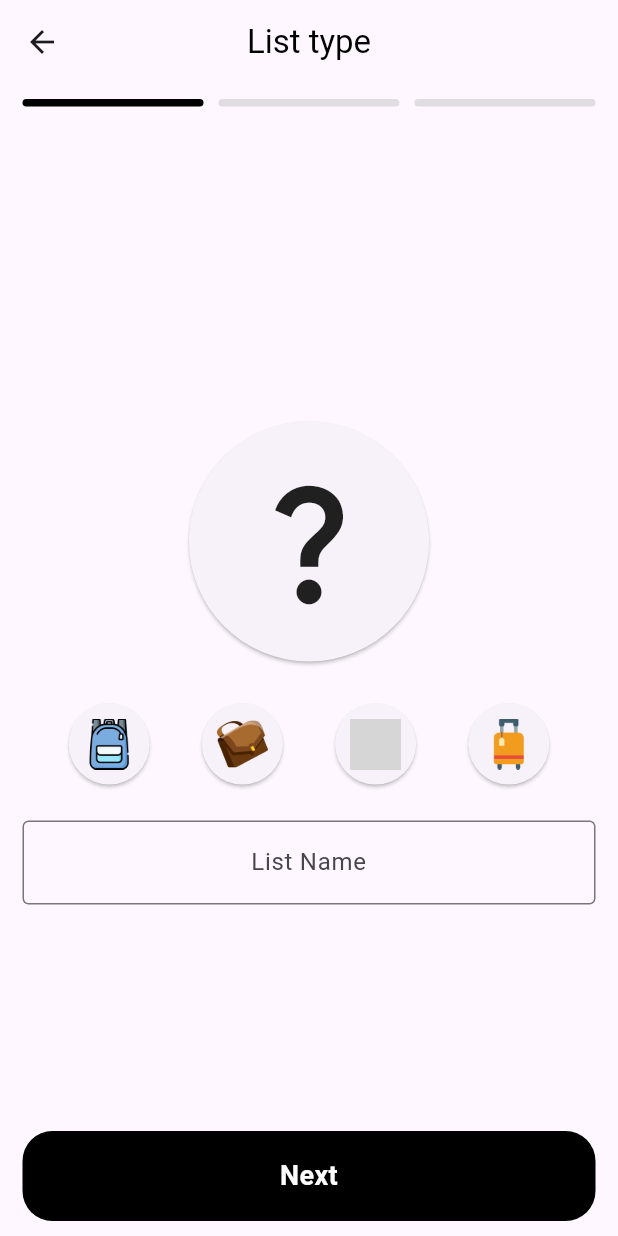
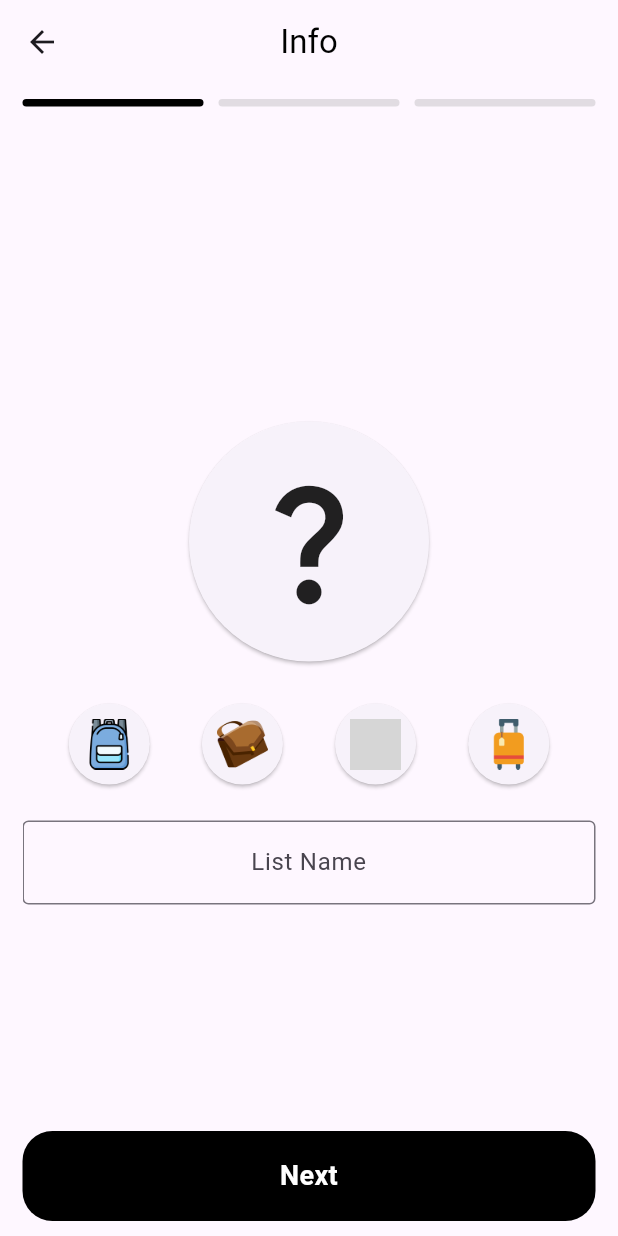
Before and after one commit to SalahMamdouh/Bemo, a Flutter app: the AddList screen opened by its route, on a phone screen of 412 x 824 dp. Run offline on Flutter 3.47's test engine with Material 3 defaults, Android fonts, the phone set to English and light mode, and no system bars; grey boxes are pictures that could not be loaded.

Commit message:
major design upgrade

```diff
--- a/lib/pages/add_list/root.dart
+++ b/lib/pages/add_list/root.dart
@@ -1,12 +1,16 @@
 import 'package:bemo/components/custom_btn.dart';
 import 'package:bemo/components/custom_txt.dart';
-import 'package:bemo/components/custom_type_card.dart';
 import 'package:bemo/modules/list_controller.dart';
+import 'package:bemo/pages/add_list/info.dart';
+import 'package:bemo/pages/add_list/list_content.dart';
+import 'package:bemo/pages/add_list/locations.dart';
 import 'package:flutter/material.dart';
 import 'package:provider/provider.dart';
 
 class AddList extends StatelessWidget {
-  const AddList({super.key});
+  AddList({super.key});
+
+  final PageController _pageController = PageController();
 
   @override
   Widget build(BuildContext context) {
@@ -15,8 +19,12 @@ class AddList extends StatelessWidget {
       builder: (context, child) {
         return Scaffold(
           appBar: AppBar(
-            title: const CustomTxt(
-              txt: 'List type',
+            title: CustomTxt(
+              txt: context.watch<ListController>().page == 0
+                  ? 'Info'
+                  : context.watch<ListController>().page == 1
+                      ? 'Data'
+                      : 'Locations',
               color: Colors.black,
               size: 22,
               font: true,
@@ -49,12 +57,14 @@ class AddList extends StatelessWidget {
 
                       const SizedBox(width: 10),
 
-                      // list
+                      // data
                       Expanded(
                         child: Container(
                           height: 5,
                           decoration: BoxDecoration(
-                            color: Colors.grey.withOpacity(0.3),
+                            color: context.watch<ListController>().page >= 1
+                                ? Colors.black
+                                : Colors.grey.withOpacity(0.3),
                             borderRadius: BorderRadius.circular(50),
                           ),
                         ),
@@ -67,7 +77,9 @@ class AddList extends StatelessWidget {
                         child: Container(
                           height: 5,
                           decoration: BoxDecoration(
-                            color: Colors.grey.withOpacity(0.3),
+                            color: context.watch<ListController>().page >= 2
+                                ? Colors.black
+                                : Colors.grey.withOpacity(0.3),
                             borderRadius: BorderRadius.circular(50),
                           ),
                         ),
@@ -76,128 +88,70 @@ class AddList extends StatelessWidget {
                   ),
 
                   // content
-                  Column(
-                    mainAxisAlignment: MainAxisAlignment.center,
-                    children: [
-                      // selected icon
-                      Card(
-                        shape: ShapeBorder.lerp(
-                          RoundedRectangleBorder(
-                            borderRadius: BorderRadius.circular(100),
-                          ),
-                          const RoundedRectangleBorder(),
-                          0,
-                        ),
-                        child: Padding(
-                          padding: const EdgeInsets.all(30),
-                          child: context.watch<ListController>().type == 0
-                              ? Image.asset(
-                                  'assets/icons/daily_use.png',
-                                  width: 100,
-                                  height: 100,
-                                )
-                              : context.watch<ListController>().type == 1
-                                  ? Image.asset(
-                                      'assets/icons/work.png',
-                                      width: 100,
-                                      height: 100,
-                                    )
-                                  : context.watch<ListController>().type == 2
-                                      ? Image.asset(
-                                          'assets/icons/school.png',
-                                          width: 100,
-                                          height: 100,
-                                        )
-                                      : context.watch<ListController>().type ==
-                                              3
-                                          ? Image.asset(
-                                              'assets/icons/trip.png',
-                                              width: 100,
-                                              height: 100,
-                                            )
-                                          : const Icon(
-                                              Icons.question_mark_outlined,
-                                              size: 100,
-                                            ),
-                        ),
+                  PageView(
+                    controller: _pageController,
+                    physics: const NeverScrollableScrollPhysics(),
+                    children: const [
+                      Info(),
+                      ListContent(),
+                      Locations(),
+                    ],
                   ),
 
-                      const SizedBox(height: 20),
-
-                      // types
+                  // btns
                   Row(
-                        mainAxisAlignment: MainAxisAlignment.spaceEvenly,
                     children: [
-                          // custom
-                          CustomTypeCard(
+                      // back btn
+                      context.watch<ListController>().page >= 1
+                          ? Expanded(
+                              child: Align(
+                                alignment: Alignment.bottomCenter,
+                                child: CustomBtn(
                                   onTap: () {
+                                    _pageController.previousPage(
+                                      duration:
+                                          const Duration(milliseconds: 200),
+                                      curve: Curves.easeIn,
+                                    );
                                     Provider.of<ListController>(
                                       context,
                                       listen: false,
-                              ).setType(0);
+                                    ).previousIndicator();
                                   },
-                            img: 'assets/icons/daily_use.png',
+                                  txt: 'Back',
+                                  color: Colors.black,
+                                  size: 18,
+                                  bold: true,
+                                  withBackground: false,
                                 ),
+                              ),
+                            )
+                          : const SizedBox(),
 
-                          // work
-                          CustomTypeCard(
+                      // next btn
+                      Expanded(
+                        child: Align(
+                          alignment: Alignment.bottomCenter,
+                          child: CustomBtn(
                             onTap: () {
+                              _pageController.nextPage(
+                                duration: const Duration(milliseconds: 200),
+                                curve: Curves.easeIn,
+                              );
                               Provider.of<ListController>(
                                 context,
                                 listen: false,
-                              ).setType(1);
+                              ).nextIndicator();
                             },
-                            img: 'assets/icons/work.png',
-                          ),
-
-                          // school
-                          CustomTypeCard(
-                            onTap: () {
-                              Provider.of<ListController>(
-                                context,
-                                listen: false,
-                              ).setType(2);
-                            },
-                            img: 'assets/icons/school.png',
-                          ),
-
-                          // trip
-                          CustomTypeCard(
-                            onTap: () {
-                              Provider.of<ListController>(
-                                context,
-                                listen: false,
-                              ).setType(3);
-                            },
-                            img: 'assets/icons/trip.png',
-                          ),
-                        ],
-                      ),
-
-                      const SizedBox(height: 20),
-
-                      // name field
-                      TextFormField(
-                        textAlign: TextAlign.center,
-                        decoration: const InputDecoration(
-                          border: OutlineInputBorder(),
-                          hintText: 'List Name',
-                        ),
-                      ),
-                    ],
-                  ),
-
-                  // add btn
-                  Align(
-                    alignment: Alignment.bottomCenter,
-                    child: CustomBtn(
-                      onTap: () {},
-                      txt: 'Next',
+                            txt: context.watch<ListController>().page == 2? 'Done' : 'Next',
                             color: Colors.white,
                             size: 18,
                             bold: true,
                             withBackground: true,
                           ),
+                        ),
+                      ),
+                    ],
                   ),
                 ],
               ),
```
Lines whose indentation alone changed are shown as unchanged.
